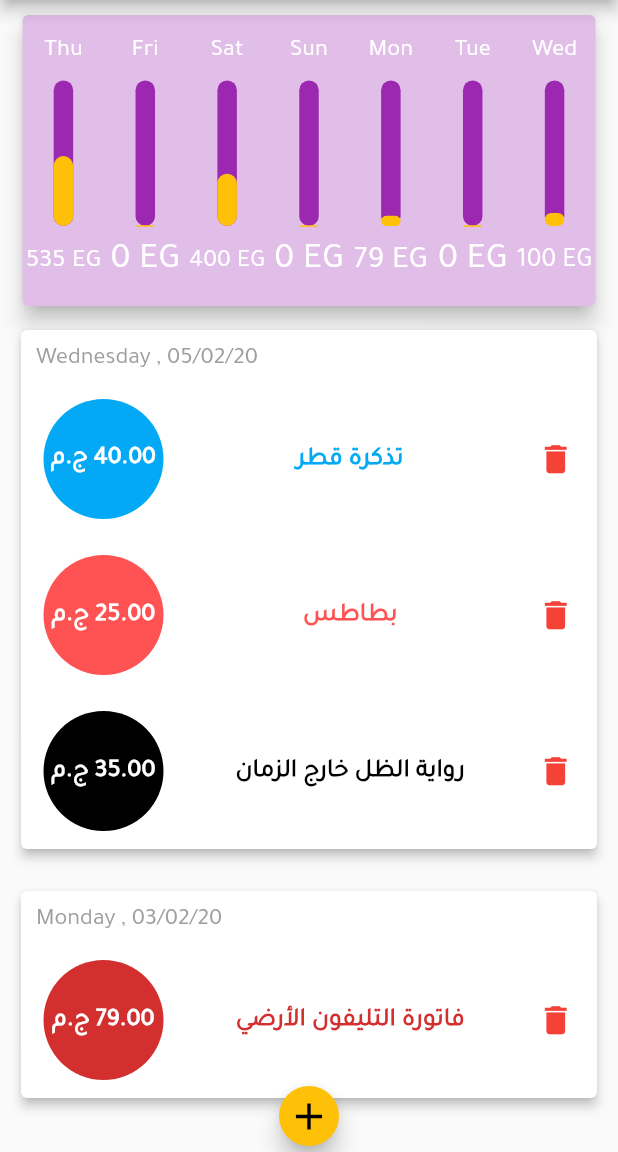
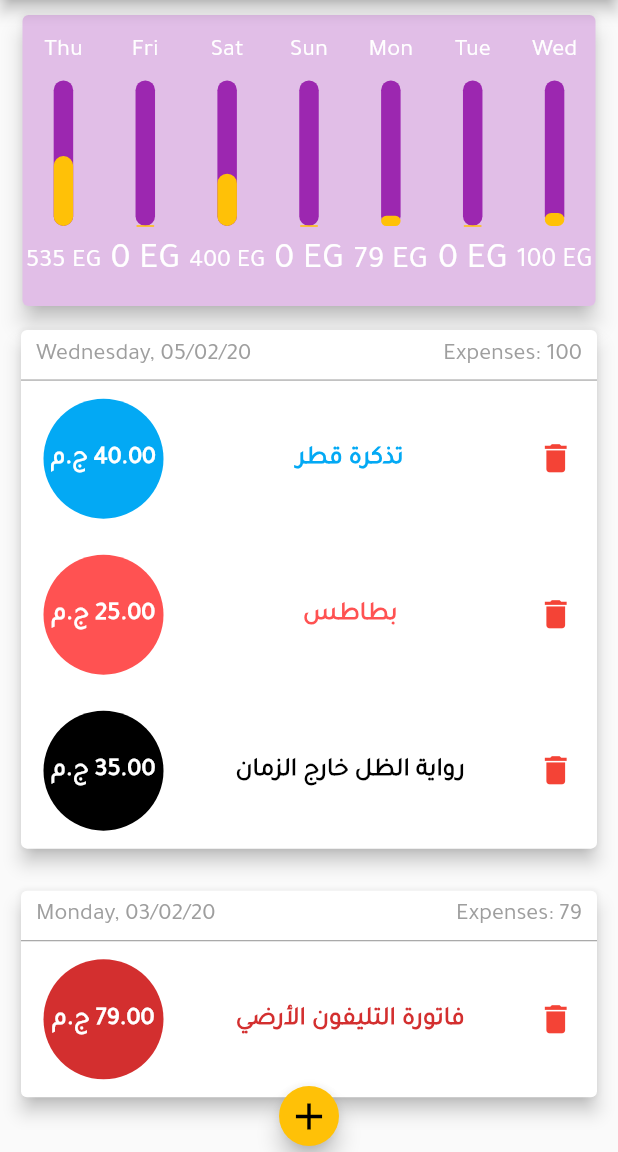
Before and after one commit to grayHatEnigma/Expense-Manager, a Flutter app: the screen it shows after launch, on a phone screen of 412 x 824 dp, the part 84-1236 px from its top. Run offline on Flutter 3.47's test engine with Material 2 defaults, Android fonts, the phone set to English and light mode, and no system bars; our stand-ins replace date_format, flutter_animation_progress_bar.

Commit message:
12th commit - improve UI

```diff
--- a/lib/domain/manager_ui_contract.dart
+++ b/lib/domain/manager_ui_contract.dart
@@ -1,9 +1,9 @@
 import 'dart:collection';
-import 'package:expense_manager/domain/models/category.dart';
 import 'package:flutter/widgets.dart';
 
 import './models/chart_bar.dart';
 import './models/transaction.dart';
+import './models/category.dart';
 
 abstract class ManagerUiContract with ChangeNotifier {
   //List of transactions
--- a/lib/infrastructure/ui/widgets/transaction_tile_widget.dart
+++ b/lib/infrastructure/ui/widgets/transaction_tile_widget.dart
@@ -1,4 +1,3 @@
-//flutter core
 import 'package:flutter/material.dart';
 
 //my imports
--- a/lib/infrastructure/ui/widgets/transactions_card_widget.dart
+++ b/lib/infrastructure/ui/widgets/transactions_card_widget.dart
@@ -5,7 +5,7 @@ import 'package:provider/provider.dart';
 
 import 'package:expense_manager/domain/manager_ui_contract.dart';
 import 'package:expense_manager/domain/models/transaction.dart';
-import 'package:expense_manager/infrastructure/ui/widgets/transaction_tile_widget.dart';
+import './transaction_tile_widget.dart';
 
 class TransactionsCard extends StatelessWidget {
   final List<Transaction> transactions;
@@ -17,16 +17,19 @@ class TransactionsCard extends StatelessWidget {
     return Padding(
       padding: const EdgeInsets.all(10.0),
       child: Card(
-        elevation: 3,
+        elevation: 5,
         child: Column(
           crossAxisAlignment: CrossAxisAlignment.start,
           children: <Widget>[
             Container(
-              padding: EdgeInsets.only(left: 10, top: 10, bottom: 5),
-              child: Text(
+              padding: EdgeInsets.symmetric(vertical: 7, horizontal: 10),
+              child: Row(
+                mainAxisAlignment: MainAxisAlignment.spaceBetween,
+                children: <Widget>[
+                  Text(
                     formatDate(transactions[0].date, [
                       DD,
-                  ' , ',
+                      ', ',
                       dd,
                       '/',
                       mm,
@@ -34,6 +37,19 @@ class TransactionsCard extends StatelessWidget {
                       yy,
                     ]),
                     style: TextStyle(fontSize: 16, color: Colors.grey),
+                  ),
+                  Text(
+                    'Expenses: ${calculateTotalSpending(transactions).toStringAsFixed(0)}',
+                    style: TextStyle(fontSize: 16, color: Colors.grey),
+                  )
+                ],
+              ),
+            ),
+            SizedBox(
+              height: 0.75,
+              width: double.infinity,
+              child: Container(
+                color: Colors.grey,
               ),
             ),
             Column(
@@ -50,4 +66,10 @@ class TransactionsCard extends StatelessWidget {
       ),
     );
   }
+
+  double calculateTotalSpending(List<Transaction> list) {
+    double sum = 0;
+    list.forEach((tx) => sum += tx.amount);
+    return sum;
   }
+}
```
Also changed, not shown: lib/domain/manager.dart (+5 -8 lines), lib/infrastructure/ui/widgets/transactions_list_widget.dart (+1 -22 lines). Lines whose indentation alone changed are shown as unchanged.
